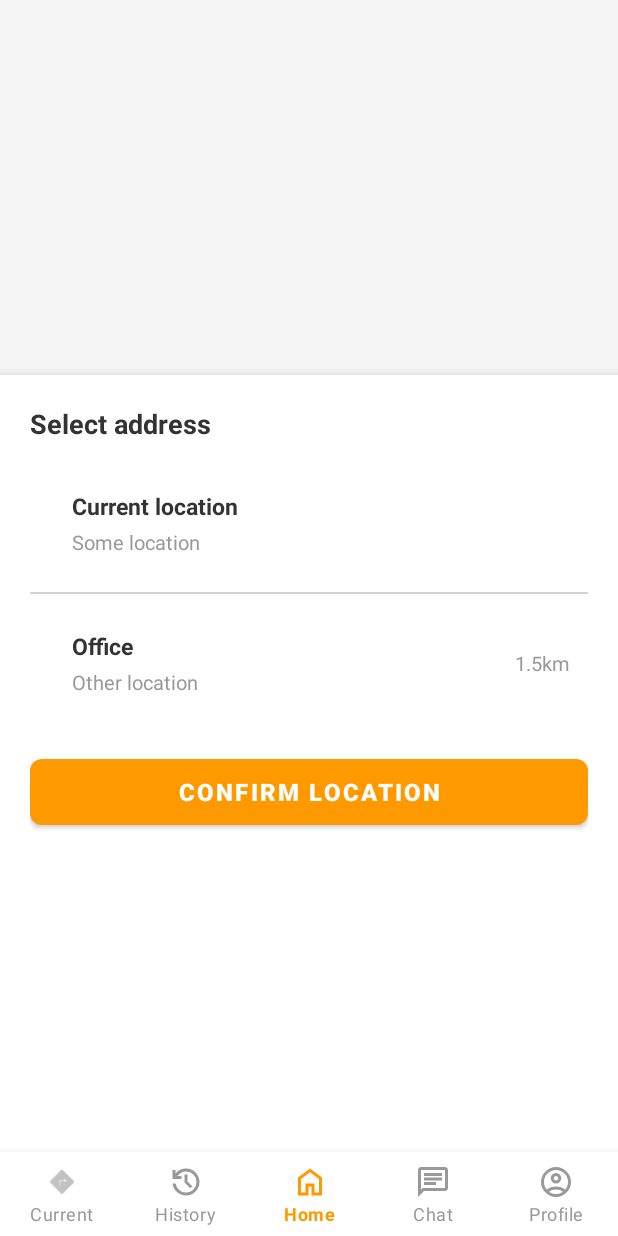
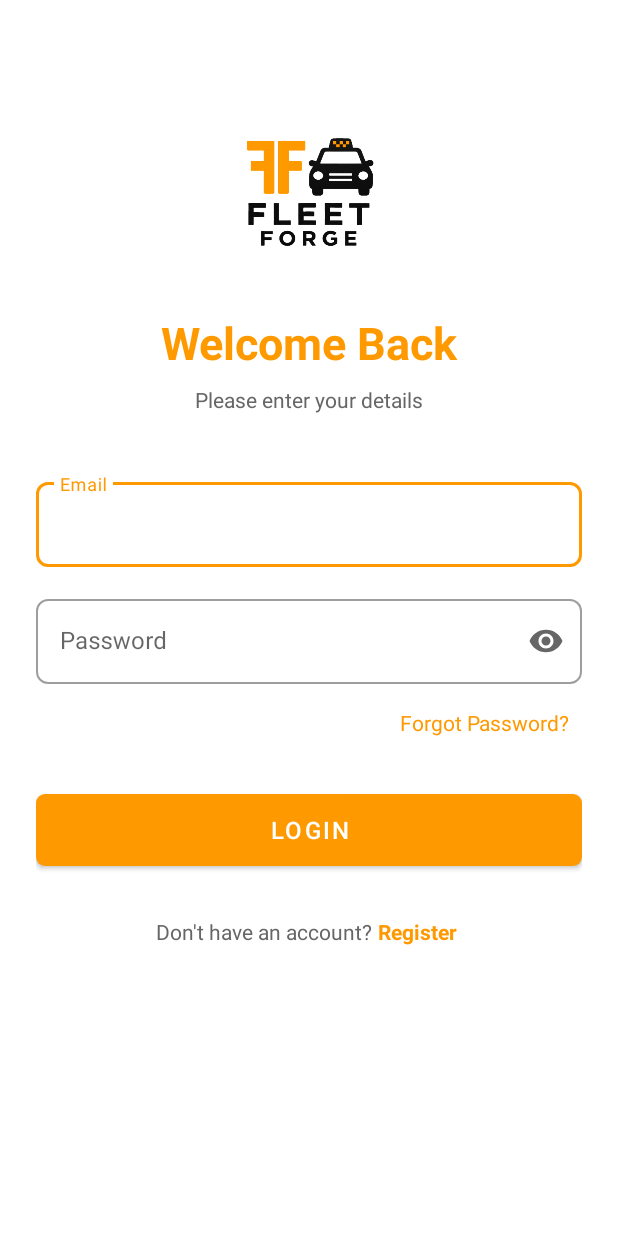
Before and after one commit to kzi-nastava/mrs-team18-FleetForge, an Android app: the screen it shows after launch (MainActivity before the commit, LoginActivity after it), on a phone screen of 412 x 824 dp. Run offline under Robolectric (Android 15) with nearby library versions, the phone set to English and light mode, and no system bars.

Commit message:
feat(mobile): Add LoginActivity which redirects to MockLoginActivity

```diff
--- a/mobile/app/src/main/AndroidManifest.xml
+++ b/mobile/app/src/main/AndroidManifest.xml
@@ -10,20 +10,27 @@
         android:supportsRtl="true"
         android:theme="@style/Theme.FleetForge"
         tools:targetApi="31">
+        <activity
+            android:name=".LoginActivity"
+            android:exported="true">
+            <intent-filter>
+                <action android:name="android.intent.action.MAIN" />
 
+                <category android:name="android.intent.category.LAUNCHER" />
+            </intent-filter>
+        </activity>
         <activity
             android:name=".MainActivity"
             android:exported="true">
             <intent-filter>
                 <action android:name="android.intent.action.MAIN" />
+
                 <category android:name="android.intent.category.LAUNCHER" />
             </intent-filter>
         </activity>
-
         <activity
             android:name=".MockLoginActivity"
             android:exported="false" />
-
     </application>
 
 </manifest>
--- /dev/null
+++ b/mobile/app/src/main/java/com/ognjen/fleetforge/LoginActivity.java
@@ -0,0 +1,45 @@
+package com.ognjen.fleetforge;
+
+import android.content.Intent;
+import android.os.Bundle;
+import android.widget.TextView;
+import androidx.appcompat.app.AppCompatActivity;
+import com.google.android.material.button.MaterialButton;
+import com.google.android.material.textfield.TextInputEditText;
+
+public class LoginActivity extends AppCompatActivity {
+
+    private TextInputEditText etEmail;
+    private TextInputEditText etPassword;
+    private MaterialButton btnLogin;
+    private TextView tvRegister;
+
+    @Override
+    protected void onCreate(Bundle savedInstanceState) {
+        super.onCreate(savedInstanceState);
+        setContentView(R.layout.activity_login);
+
+        initViews();
+        setupListeners();
+    }
+
+    private void initViews() {
+        etEmail = findViewById(R.id.et_email);
+        etPassword = findViewById(R.id.et_password);
+        btnLogin = findViewById(R.id.btn_login);
+        tvRegister = findViewById(R.id.tv_register);
+    }
+
+    private void setupListeners() {
+        btnLogin.setOnClickListener(v -> {
+            // For now, just navigate to MockLoginActivity
+            navigateToMockLogin();
+        });
+
+    }
+
+    private void navigateToMockLogin() {
+        Intent intent = new Intent(LoginActivity.this, MockLoginActivity.class);
+        startActivity(intent);
+    }
+}
--- /dev/null
+++ b/mobile/app/src/main/res/layout/activity_login.xml
@@ -0,0 +1,163 @@
+<?xml version="1.0" encoding="utf-8"?>
+<ScrollView xmlns:android="http://schemas.android.com/apk/res/android"
+    xmlns:app="http://schemas.android.com/apk/res-auto"
+    android:layout_width="match_parent"
+    android:layout_height="match_parent">
+
+    <androidx.constraintlayout.widget.ConstraintLayout
+        android:layout_width="match_parent"
+        android:layout_height="wrap_content"
+        android:padding="24dp">
+
+        <!-- Logo -->
+        <ImageView
+            android:id="@+id/iv_logo"
+            android:layout_width="120dp"
+            android:layout_height="120dp"
+            android:contentDescription="@string/app_logo"
+            android:src="@drawable/logo"
+            android:layout_marginTop="40dp"
+            app:layout_constraintTop_toTopOf="parent"
+            app:layout_constraintStart_toStartOf="parent"
+            app:layout_constraintEnd_toEndOf="parent" />
+
+        <TextView
+            android:id="@+id/tv_welcome"
+            android:layout_width="wrap_content"
+            android:layout_height="wrap_content"
+            android:text="@string/welcome_back"
+            android:textSize="30sp"
+            android:textStyle="bold"
+            android:textColor="@color/colorPrimary"
+            android:layout_marginTop="24dp"
+            app:layout_constraintTop_toBottomOf="@id/iv_logo"
+            app:layout_constraintStart_toStartOf="parent"
+            app:layout_constraintEnd_toEndOf="parent" />
+
+        <TextView
+            android:id="@+id/tv_subtitle"
+            android:layout_width="wrap_content"
+            android:layout_height="wrap_content"
+            android:text="@string/please_enter_your_details"
+            android:textSize="14sp"
+            android:textColor="?android:attr/textColorSecondary"
+            android:layout_marginTop="8dp"
+            app:layout_constraintTop_toBottomOf="@id/tv_welcome"
+            app:layout_constraintStart_toStartOf="parent"
+            app:layout_constraintEnd_toEndOf="parent" />
+
+        <!-- Email Input -->
+        <com.google.android.material.textfield.TextInputLayout
+            android:id="@+id/til_email"
+            android:layout_width="0dp"
+            android:layout_height="wrap_content"
+            android:layout_marginTop="40dp"
+            style="@style/Widget.MaterialComponents.TextInputLayout.OutlinedBox"
+            app:boxCornerRadiusTopStart="8dp"
+            app:boxCornerRadiusTopEnd="8dp"
+            app:boxCornerRadiusBottomStart="8dp"
+            app:boxCornerRadiusBottomEnd="8dp"
+            app:layout_constraintTop_toBottomOf="@id/tv_subtitle"
+            app:layout_constraintStart_toStartOf="parent"
+            app:layout_constraintEnd_toEndOf="parent">
+
+            <com.google.android.material.textfield.TextInputEditText
+                android:id="@+id/et_email"
+                android:layout_width="match_parent"
+                android:layout_height="wrap_content"
+                android:hint="@string/email"
+                android:inputType="textEmailAddress"
+                android:maxLines="1" />
+
+        </com.google.android.material.textfield.TextInputLayout>
+
+        <!-- Password Input -->
+        <com.google.android.material.textfield.TextInputLayout
+            android:id="@+id/til_password"
+            android:layout_width="0dp"
+            android:layout_height="wrap_content"
+            android:layout_marginTop="16dp"
+            style="@style/Widget.MaterialComponents.TextInputLayout.OutlinedBox"
+            app:boxCornerRadiusTopStart="8dp"
+            app:boxCornerRadiusTopEnd="8dp"
+            app:boxCornerRadiusBottomStart="8dp"
+            app:boxCornerRadiusBottomEnd="8dp"
+            app:endIconMode="password_toggle"
+            app:layout_constraintTop_toBottomOf="@id/til_email"
+            app:layout_constraintStart_toStartOf="parent"
+            app:layout_constraintEnd_toEndOf="parent">
+
+            <com.google.android.material.textfield.TextInputEditText
+                android:id="@+id/et_password"
+                android:layout_width="match_parent"
+                android:layout_height="wrap_content"
+                android:hint="@string/password"
+                android:inputType="textPassword"
+                android:maxLines="1" />
+
+        </com.google.android.material.textfield.TextInputLayout>
+
+        <!-- Forgot Password -->
+        <TextView
+            android:id="@+id/tv_forgot_password"
+            android:layout_width="wrap_content"
+            android:layout_height="wrap_content"
+            android:text="@string/forgot_password"
+            android:textColor="@color/colorPrimary"
+            android:textSize="14sp"
+            android:layout_marginTop="8dp"
+            android:padding="8dp"
+            app:layout_constraintTop_toBottomOf="@id/til_password"
+            app:layout_constraintEnd_toEndOf="parent" />
+
+        <!-- Login Button -->
+        <com.google.android.material.button.MaterialButton
+            android:id="@+id/btn_login"
+            android:layout_width="0dp"
+            android:layout_height="60dp"
+            android:layout_marginTop="24dp"
+            android:text="@string/login"
+            android:textSize="16sp"
+            android:textColor="@color/white"
+            app:backgroundTint="@color/colorPrimary"
+            app:cornerRadius="6dp"
+            app:layout_constraintTop_toBottomOf="@id/tv_forgot_password"
+            app:layout_constraintStart_toStartOf="parent"
+            app:layout_constraintEnd_toEndOf="parent" />
+
+        <!-- Register Link -->
+        <LinearLayout
+            android:id="@+id/ll_register"
+            android:layout_width="wrap_content"
+            android:layout_height="wrap_content"
+            android:orientation="horizontal"
+            android:layout_marginTop="24dp"
+            android:layout_marginBottom="32dp"
+            android:gravity="center"
+            app:layout_constraintTop_toBottomOf="@id/btn_login"
+            app:layout_constraintStart_toStartOf="parent"
+            app:layout_constraintEnd_toEndOf="parent"
+            app:layout_constraintBottom_toBottomOf="parent">
+
+            <TextView
+                android:layout_width="wrap_content"
+                android:layout_height="wrap_content"
+                android:text="@string/don_t_have_an_account"
+                android:textSize="14sp"
+                android:textColor="?android:attr/textColorSecondary" />
+
+            <TextView
+                android:id="@+id/tv_register"
+                android:layout_width="wrap_content"
+                android:layout_height="wrap_content"
+                android:text="@string/register"
+                android:textSize="14sp"
+                android:textStyle="bold"
+                android:textColor="@color/colorPrimary"
+                android:padding="4dp" />
+
+        </LinearLayout>
+
+    </androidx.constraintlayout.widget.ConstraintLayout>
+
+</ScrollView>
--- a/mobile/app/src/main/res/values/strings.xml
+++ b/mobile/app/src/main/res/values/strings.xml
@@ -11,4 +11,13 @@
     <string name="nav_register_driver">Register</string>
     <string name="nav_block_users">Block</string>
     <string name="nav_panic_status">Panic</string>
+    <string name="welcome_back">Welcome Back</string>
+    <string name="please_enter_your_details">Please enter your details</string>
+    <string name="email">Email</string>
+    <string name="password">Password</string>
+    <string name="forgot_password">Forgot Password?</string>
+    <string name="login">Login</string>
+    <string name="don_t_have_an_account">Don\'t have an account?</string>
+    <string name="register">Register</string>
+    <string name="app_logo">App Logo</string>
 </resources>
```
Also changed, not shown: mobile/app/src/main/res/drawable/logo.png (added).
